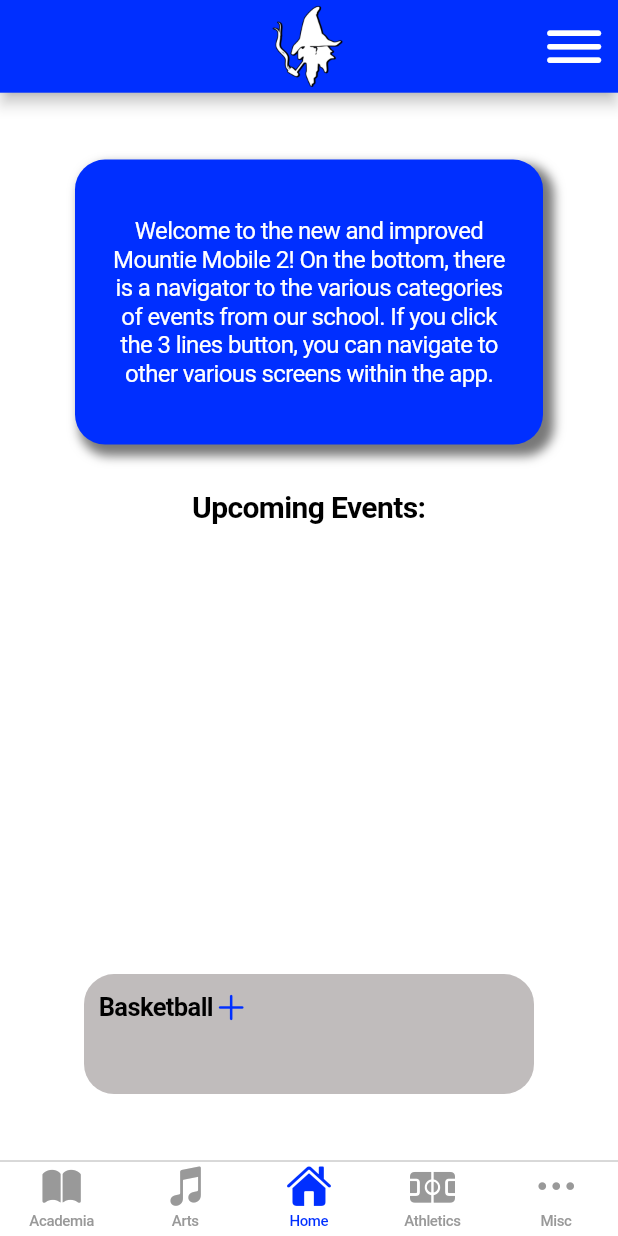
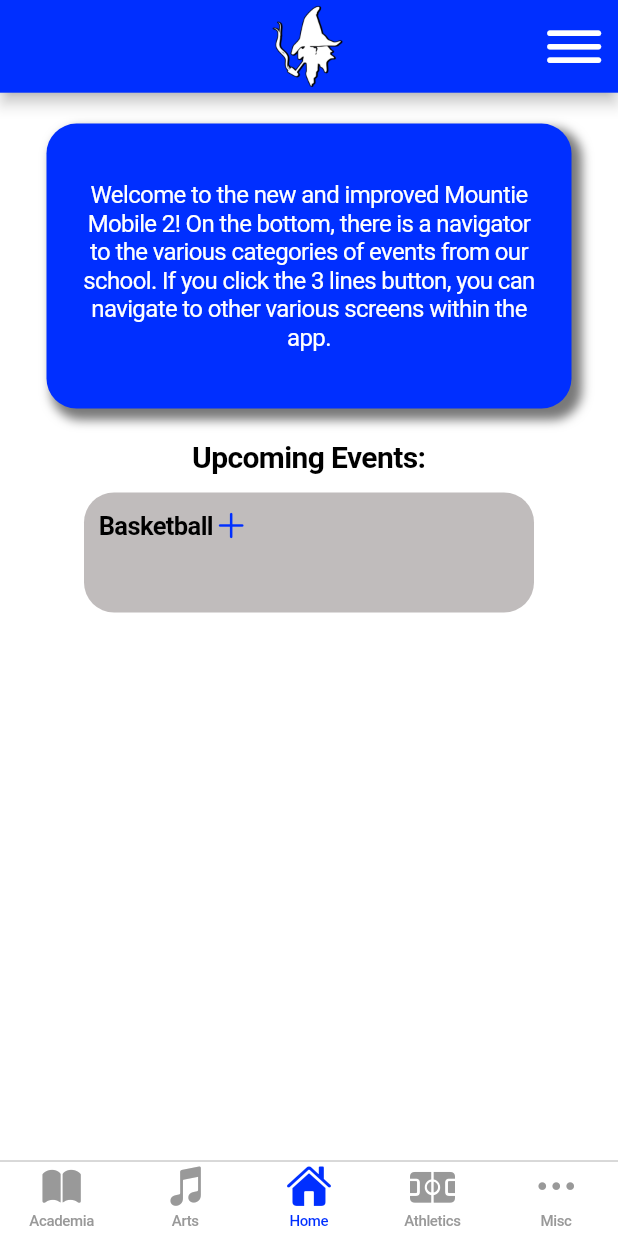
Before and after one commit to Mountie-Mobile/mountie-mobile-app, a Flutter app: the screen it shows after launch, on a phone screen of 412 x 824 dp. Run offline on Flutter 3.47's test engine with Material 2 defaults, Android fonts, the light colour scheme and no system bars; our stand-ins replace native_notify, table_calendar; missing offline and left inert: a package.

Commit message:
Re-push alignment fix

```diff
--- a/lib/screens/event_pages/home.dart
+++ b/lib/screens/event_pages/home.dart
@@ -7,13 +7,14 @@ class HomeEventPage extends StatelessWidget {
   Widget build(BuildContext context) {
     return CupertinoPageScaffold(
       child: Column(
-        mainAxisAlignment: MainAxisAlignment.center,
+        mainAxisAlignment: MainAxisAlignment.start,
+        crossAxisAlignment: CrossAxisAlignment.center,
         children: [
+          SizedBox(height: MediaQuery.of(context).size.height * .025),
           Center(
             //Announcement box
             child: Container(
-              padding: const EdgeInsets.fromLTRB(20, 20, 20, 20),
-              margin: const EdgeInsets.fromLTRB(50, 0, 50, 10),
+              padding: const EdgeInsets.fromLTRB(20, 0, 20, 0),
               width: 350,
               height: 190,
               decoration: const BoxDecoration(
@@ -43,7 +44,11 @@ class HomeEventPage extends StatelessWidget {
             ),
           ),
           Container(
-            margin: const EdgeInsets.only(top: 20.0, bottom: 300),
+            padding: EdgeInsets.fromLTRB(
+                0,
+                MediaQuery.of(context).size.height * .025,
+                0,
+                MediaQuery.of(context).size.height * .015),
             child: const Text(
               "Upcoming Events:",
               style: TextStyle(
@@ -57,6 +62,7 @@ class HomeEventPage extends StatelessWidget {
             category: 5,
             icon: Icon(CupertinoIcons.add),
           )
+          // Maybe use this to space between events unless you use padding somewhere else??? SizedBox(height: MediaQuery.of(context).size.height * .025),
         ],
       ),
     );
```
